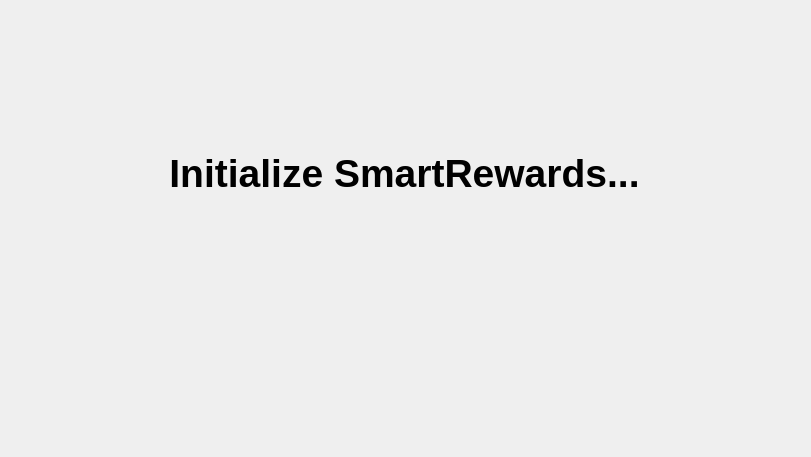
The window that src/qt/forms/smartrewardslist.ui (SmartCash/Core-Smart) describes before a commit, drawn with Qt 5.
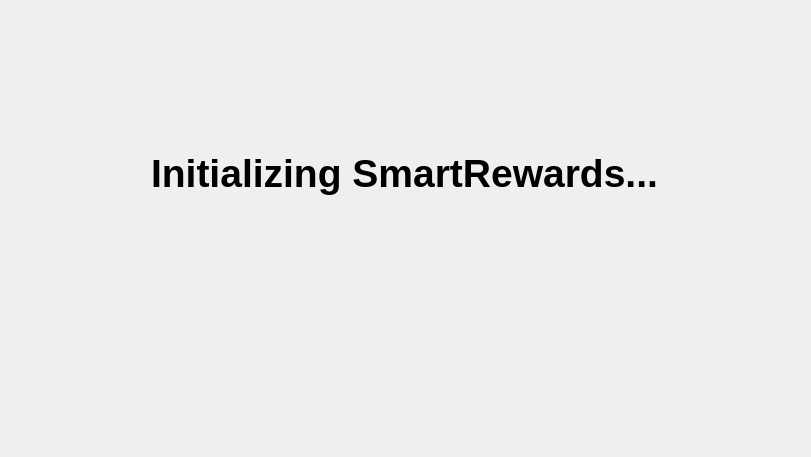
The same window after the commit. Custom widgets are drawn as their Qt base class.

Patch:
```diff
--- a/src/qt/forms/smartrewardslist.ui
+++ b/src/qt/forms/smartrewardslist.ui
@@ -59,7 +59,7 @@
           </font>
          </property>
          <property name="text">
-          <string>Initialize SmartRewards...</string>
+          <string>Initializing SmartRewards...</string>
          </property>
          <property name="alignment">
           <set>Qt::AlignCenter</set>
```
